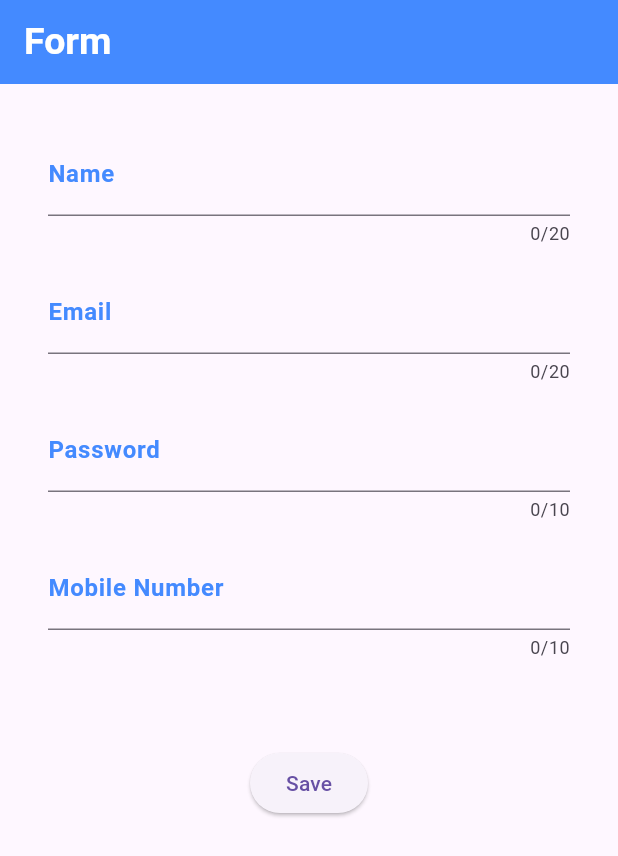
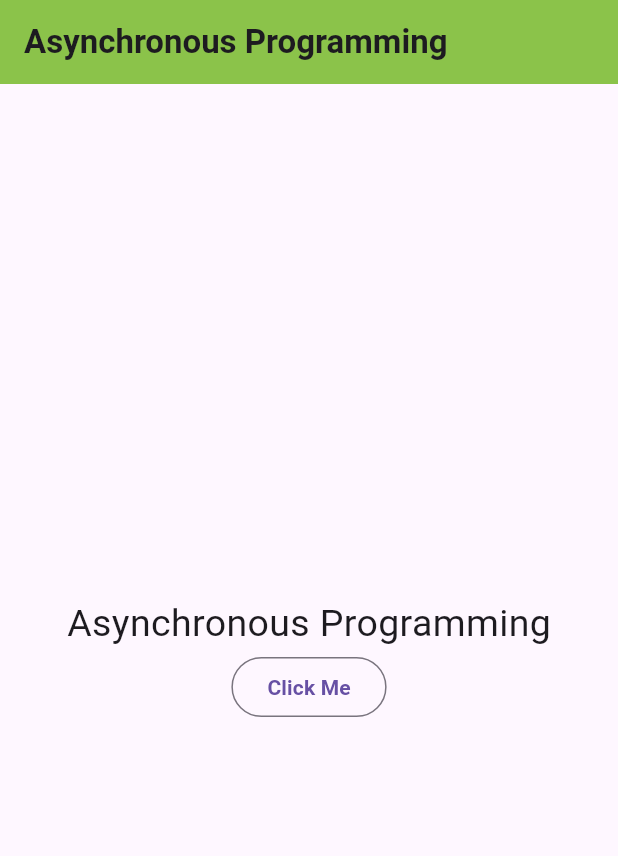
Before and after one commit to RuzbihanZaleek/flutter_demo, a Flutter app: the screen it shows after launch, on a phone screen of 412 x 824 dp. Shown: the top 856 px of the screen. Run offline on Flutter 3.47's test engine with Material 3 defaults, Android fonts, the phone set to English and light mode, and no system bars; our stand-ins replace device_preview.

Commit message:
Asynchronous Programming

```diff
--- a/lib/main.dart
+++ b/lib/main.dart
@@ -3,6 +3,7 @@ import 'package:flutter/material.dart';
 import 'package:device_preview/device_preview.dart';
 import 'package:flutter_demo/screens/form-test.dart';
 import 'package:flutter_demo/screens/form.dart';
+import 'package:flutter_demo/screens/network_request.dart';
 import 'package:flutter_demo/screens/second_screen.dart';
 
 import 'screens/home_page.dart';
@@ -30,10 +31,54 @@ class MyApp extends StatelessWidget {
       title: 'Flutter Demo',
       theme:
           ThemeData(brightness: Brightness.light, primarySwatch: Colors.orange),
-      home: const MainForm(),
+      home: const Home(),
       routes: <String, WidgetBuilder>{
-        '/second': (context) => SecondScreen(text: "Welcome to Screen 2"),
+        '/second': (context) => const NetworkRequest(),
       },
+    );
+  }
+}
+
+class Home extends StatefulWidget {
+  const Home({super.key});
+
+  @override
+  State<Home> createState() => _HomeState();
+}
+
+class _HomeState extends State<Home> {
+  @override
+  Widget build(BuildContext context) {
+    void handleClickMeBtn() {
+      Navigator.of(context).pushNamed("/second");
+    }
+
+    return Scaffold(
+      appBar: AppBar(
+        title: const Text("Asynchronous Programming",
+            style: TextStyle(fontWeight: FontWeight.bold)),
+        backgroundColor: Colors.lightGreen,
+      ),
+      body: Center(
+        child: Container(
+          child: Column(
+            mainAxisAlignment: MainAxisAlignment.center,
+            children: [
+              const Text("Asynchronous Programming",
+                  style: TextStyle(fontSize: 25.0)),
+              OutlinedButton(
+                onPressed: () {
+                  handleClickMeBtn();
+                },
+                child: const Text(
+                  "Click Me",
+                  style: TextStyle(fontWeight: FontWeight.bold),
+                ),
+              )
+            ],
+          ),
+        ),
+      ),
     );
   }
 }
```
Also changed, not shown: lib/screens/network_request.dart (added, +48 -0 lines).
